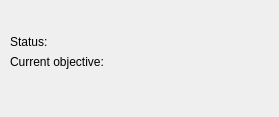
Old version of the form core/view/gui/PlayerDataWidget.ui in the repository Antho1605/Labyrinth.
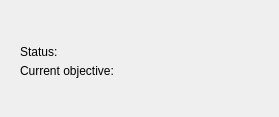
New version of the form.

Commit message: The player is no longer displayed in the current maze card preview

What changed in the file:
```diff
--- a/core/view/gui/PlayerDataWidget.ui
+++ b/core/view/gui/PlayerDataWidget.ui
@@ -19,7 +19,7 @@
      <x>10</x>
      <y>10</y>
      <width>257</width>
-     <height>61</height>
+     <height>80</height>
     </rect>
    </property>
    <layout class="QVBoxLayout" name="verticalLayout">
@@ -29,6 +29,18 @@
     <property name="sizeConstraint">
      <enum>QLayout::SetMinimumSize</enum>
     </property>
+    <property name="leftMargin">
+     <number>10</number>
+    </property>
+    <property name="topMargin">
+     <number>10</number>
+    </property>
+    <property name="rightMargin">
+     <number>10</number>
+    </property>
+    <property name="bottomMargin">
+     <number>10</number>
+    </property>
     <item>
      <widget class="QLabel" name="player">
       <property name="font">
```
The commit also changes 6 other files.
